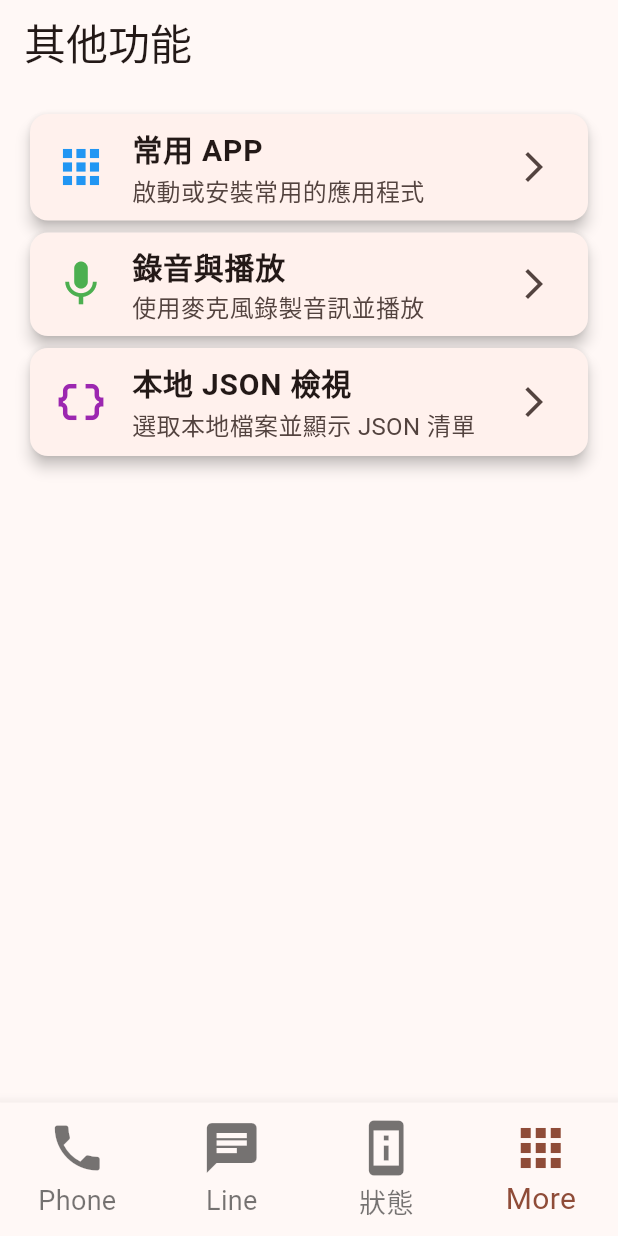
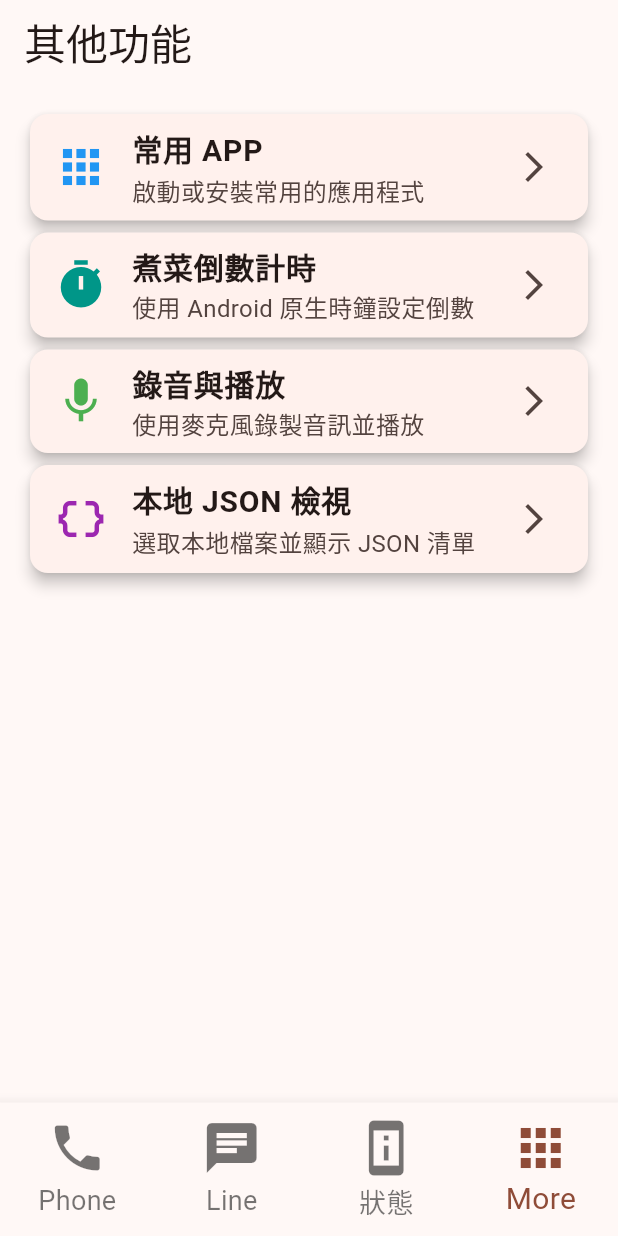
Before and after one commit to chaosnote/wayfarer, a Flutter app: the screen it shows after launch, item 4 of the bottom bar chosen, on a phone screen of 412 x 824 dp. Run offline on Flutter 3.47's test engine with Material 3 defaults, Android fonts, the phone set to English and light mode, and no system bars; our stand-ins replace audioplayers, battery_plus, connectivity_plus, file_picker, flutter_contacts, flutter_local_notifications and 2 more; missing offline and left inert: android_intent_plus, flutter_background_service, flutter_sound.

Commit message:
增加倒數計時

```diff
--- a/lib/pages/other_func_page.dart
+++ b/lib/pages/other_func_page.dart
@@ -1,10 +1,43 @@
 import 'package:flutter/material.dart';
+import 'package:flutter/foundation.dart' show kIsWeb, defaultTargetPlatform, TargetPlatform;
+import 'package:android_intent_plus/android_intent.dart';
+
 import 'launch_app_page.dart';
 import 'json_list_viewer_page.dart';
 import 'media_page.dart';
 
-class OtherFuncPage extends StatelessWidget {
+class OtherFuncPage extends StatefulWidget {
   const OtherFuncPage({super.key});
+
+  @override
+  State<OtherFuncPage> createState() => _OtherFuncPageState();
+}
+
+class _OtherFuncPageState extends State<OtherFuncPage> {
+  Future<void> _setSystemTimer() async {
+    // 平台防呆機制
+    if (kIsWeb || defaultTargetPlatform != TargetPlatform.android) {
+      if (mounted) {
+        ScaffoldMessenger.of(context).showSnackBar(const SnackBar(content: Text('此功能僅支援 Android 設備')));
+      }
+      return;
+    }
+
+    try {
+      const AndroidIntent intent = AndroidIntent(
+        action: 'android.intent.action.SET_TIMER',
+        arguments: <String, dynamic>{
+          'android.intent.extra.alarm.MESSAGE': 'Wayfarer 倒數計時',
+          'android.intent.extra.alarm.SKIP_UI': false, // 設為 false 會跳轉至時鐘 APP 讓使用者自行設定時間
+        },
+      );
+      await intent.launch();
+    } catch (e) {
+      if (mounted) {
+        ScaffoldMessenger.of(context).showSnackBar(SnackBar(content: Text('無法開啟倒數計時設定: $e')));
+      }
+    }
+  }
 
   @override
   Widget build(BuildContext context) {
@@ -24,6 +57,17 @@ class OtherFuncPage extends StatelessWidget {
               onTap: () {
                 Navigator.push(context, MaterialPageRoute(builder: (context) => const LaunchAppPage()));
               },
+            ),
+          ),
+          Card(
+            elevation: 4,
+            shape: RoundedRectangleBorder(borderRadius: BorderRadius.circular(12)),
+            child: ListTile(
+              leading: const Icon(Icons.timer, size: 36, color: Colors.teal),
+              title: const Text('煮菜倒數計時', style: TextStyle(fontSize: 20, fontWeight: FontWeight.bold)),
+              subtitle: const Text('使用 Android 原生時鐘設定倒數', style: TextStyle(fontSize: 16)),
+              trailing: const Icon(Icons.arrow_forward_ios),
+              onTap: _setSystemTimer,
             ),
           ),
           Card(
```
Also changed, not shown: pubspec.lock, 3 other files.
